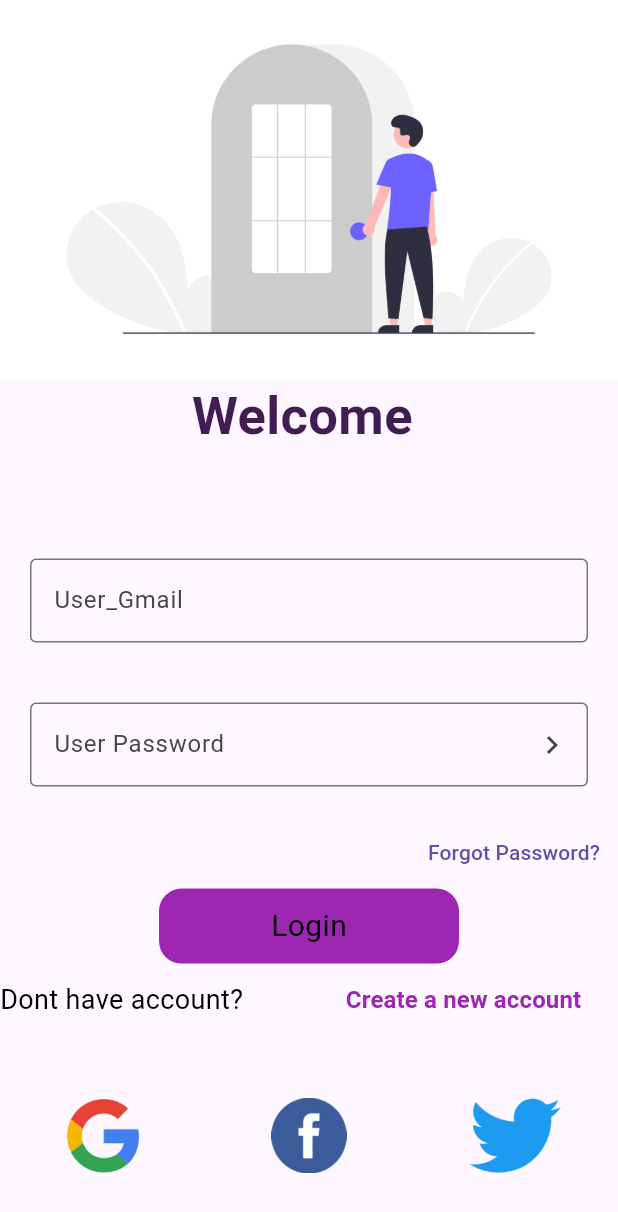
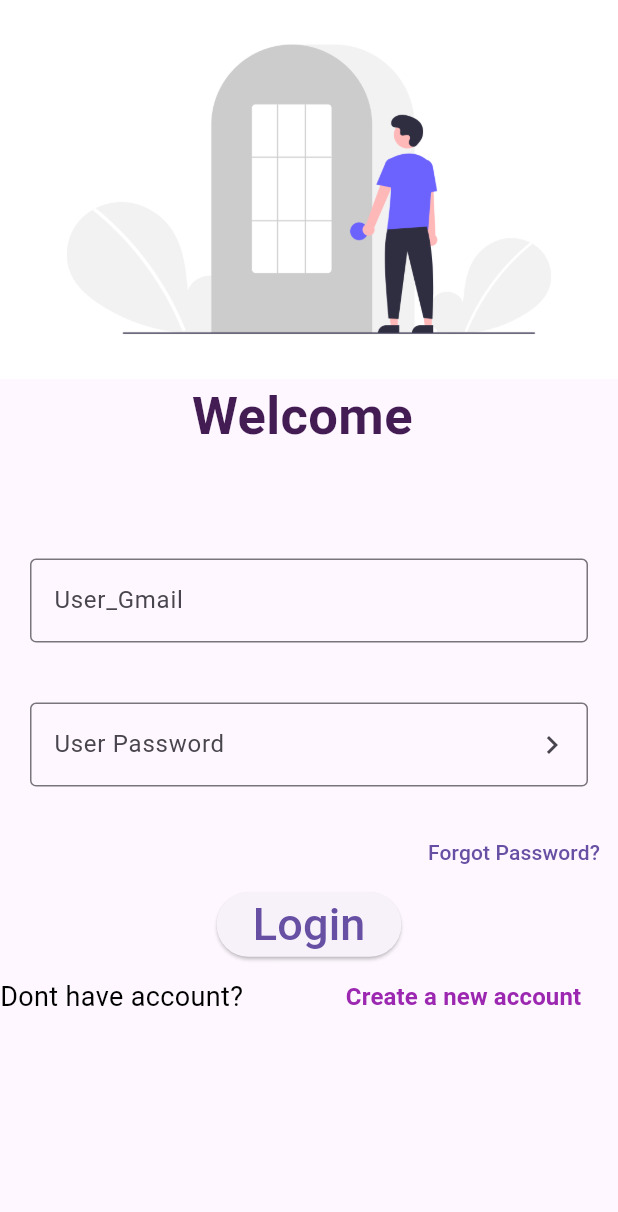
Before and after one commit to Masumraj1/Best_prectice-by-_Api, a Flutter app: the screen it shows after launch, on a phone screen of 412 x 824 dp. Shown: the top 1212 px of the screen. Run offline on Flutter 3.47's test engine with Material 3 defaults, Android fonts, the phone set to English and light mode, and no system bars; our stand-ins replace get.

Commit message:
lots of change

```diff
--- a/lib/constant/endpoint.dart
+++ b/lib/constant/endpoint.dart
@@ -3,6 +3,8 @@ class Endpoints {
   static const products='/api/products';
   static const myProduct='/api/my-products';
   static const users='/api/users';
+  static const registers='/api/register';
+
 
 
 }
--- a/lib/screen/drawer.dart
+++ b/lib/screen/drawer.dart
@@ -11,6 +11,8 @@ class MyDrawer extends StatelessWidget {
     return Drawer(
       child: Padding(
         padding: const EdgeInsets.all(8.0),
+        child: Padding(
+          padding: const EdgeInsets.all(100),
           child: Column(
             children: [
               ElevatedButton(
@@ -33,6 +35,7 @@ class MyDrawer extends StatelessWidget {
             ],
           ),
         ),
+      ),
     );
     ();
   }
--- a/lib/screen/login_page.dart
+++ b/lib/screen/login_page.dart
@@ -237,9 +237,7 @@ class _LoginPageState extends State<LoginPage> {
         debugShowCheckedModeBanner: false,
         home: Scaffold(
           resizeToAvoidBottomInset: false,
-          body: Form(
-            key: _formkey,
-            child: Column(
+          body: Column(
             children: [
               SafeArea(
                 child: Center(
@@ -267,12 +265,7 @@ class _LoginPageState extends State<LoginPage> {
                     border: OutlineInputBorder(),
                     // suffix: Text("@gmail.com"),
                   ),
-                    validator: (value) {
-                      if (value!.isEmpty) {
-                        return "Username cannot be empty";
-                      }
-                      return null;
-                    },
+
                   keyboardType: TextInputType.name,
                 ),
               ),
@@ -286,13 +279,7 @@ class _LoginPageState extends State<LoginPage> {
                       labelStyle: TextStyle(fontSize: 16),
                       border: OutlineInputBorder(),
                       suffixIcon: Icon(Icons.chevron_right)),
-                    validator: (value) {
-                      if (value!.isEmpty) {
-                        return "Password cannot be empty";
-                      } else {}
-                    },
-                    obscureText: true,
-                    obscuringCharacter: "*",
+
                   keyboardType: TextInputType.name,
                 ),
               ),
@@ -302,35 +289,23 @@ class _LoginPageState extends State<LoginPage> {
                       onPressed: () {
                         Navigator.push(
                           context,
-                            MaterialPageRoute(builder: (context) => const ForgotScreen()),
+                          MaterialPageRoute(
+                              builder: (context) => const ForgotScreen()),
                         );
-                        }, child: Text('Forgot Password?'))),
-                InkWell(
-                  onTap: () {
+                      },
+                      child: Text('Forgot Password?'))),
+                ElevatedButton(onPressed: (){
                   login(emailcontroller.text.toString(),
-                        passwordcontroller.text.toString());
+                    passwordcontroller.text.toString(), );
                 },
-                  child: Container(
-                    height: 50,
-                    width: 200,
-                    alignment: Alignment.center,
-                    child: Text(
-                            "Login",
-                            style: TextStyle(fontSize: 20,color: Colors.black),
-                          ),
-                    decoration: BoxDecoration(
-                      borderRadius: BorderRadius.circular(15),
-                      color: Colors.purple,
-                    ),
-                  ),
-                ),
+                    child: Text('Login',style: TextStyle(fontSize: 30),)),
               Row(
                 children: [
                   Expanded(
                       flex: 1,
                       child: Text(
                         'Dont have account? ',
-                          style: TextStyle(color: Colors.black,fontSize: 18),
+                        style: TextStyle(color: Colors.black, fontSize: 18),
                       )),
                   Expanded(
                       flex: 1,
@@ -338,66 +313,67 @@ class _LoginPageState extends State<LoginPage> {
                           onPressed: () {
                             Navigator.push(
                               context,
-                                MaterialPageRoute(builder: (context) => const SignUp()),
+                              MaterialPageRoute(
+                                  builder: (context) =>  SignUp()),
                             );
                           },
                           child: Text(
                             'Create a new account',
-                              style:
-                                  TextStyle(fontSize: 16, color: Colors.purple,fontWeight: FontWeight.bold),
+                            style: TextStyle(
+                                fontSize: 16,
+                                color: Colors.purple,
+                                fontWeight: FontWeight.bold),
                           )))
                 ],
               ),
-                Expanded(
-                  flex: 1,
-                  child: Row(
-                    children: [
-                      Expanded(
-                        flex: 1,
-                        child: InkWell(
-                          onTap: (){},
-                          child: Container(
-                            height: 80,
-                            child: Image.asset('assets/google.png'),
-                            decoration: BoxDecoration(
-                              borderRadius: BorderRadius.circular(15),
-                            ),
-                          ),
-                        ),
-                      ),
-                      Expanded(
-                        flex: 1,
-                        child:
-                        InkWell(
-                          onTap: (){},
-                          child: Container(
-                               height: 50,
-                            child: Image.asset('assets/facebook.png'),
-                            decoration: BoxDecoration(
-                              borderRadius: BorderRadius.circular(15),
-                            ),
-                          ),
-                        ),
-                      ),
-                      Expanded(
-                        flex: 1,
-                        child: InkWell(
-                          onTap: (){},
-                          child: Container(
-                            height: 50,
-                            width: double.infinity,
-                            child: Image.asset('assets/twitter.png'),
-                            decoration: BoxDecoration(
-                              borderRadius: BorderRadius.circular(15),
-                            ),
-                          ),
-                        ),
-                      ),
+              // Expanded(
+              //   flex: 1,
+              //   child: Row(
+              //     children: [
+                    // Expanded(
+                    //   flex: 1,
+                    //   child: InkWell(
+                    //     onTap: () {},
+                    //     child: Container(
+                    //       height: 80,
+                    //       child: Image.asset('assets/google.png'),
+                    //       decoration: BoxDecoration(
+                    //         borderRadius: BorderRadius.circular(15),
+                    //       ),
+                    //     ),
+                    //   ),
+                    // ),
+                    // Expanded(
+                    //   flex: 1,
+                    //   child: InkWell(
+                    //     onTap: () {},
+                    //     child: Container(
+                    //       height: 50,
+                    //       child: Image.asset('assets/facebook.png'),
+                    //       decoration: BoxDecoration(
+                    //         borderRadius: BorderRadius.circular(15),
+                    //       ),
+                    //     ),
+                    //   ),
+                    // ),
+                    // Expanded(
+                    //   flex: 1,
+                    //   child: InkWell(
+                    //     onTap: () {},
+                    //     child: Container(
+                    //       height: 50,
+                    //       width: double.infinity,
+                    //       child: Image.asset('assets/twitter.png'),
+                    //       decoration: BoxDecoration(
+                    //         borderRadius: BorderRadius.circular(15),
+                    //       ),
+                    //     ),
+                    //   ),
+                    // ),
+              //     ],
+              //   ),
+              // )
             ],
-                  ),
-                )
-              ],
-            ),
           ),
         ));
   }
```
Also changed, not shown: lib/screen/signup.dart (+58 -6 lines). Lines whose indentation alone changed are shown as unchanged.
